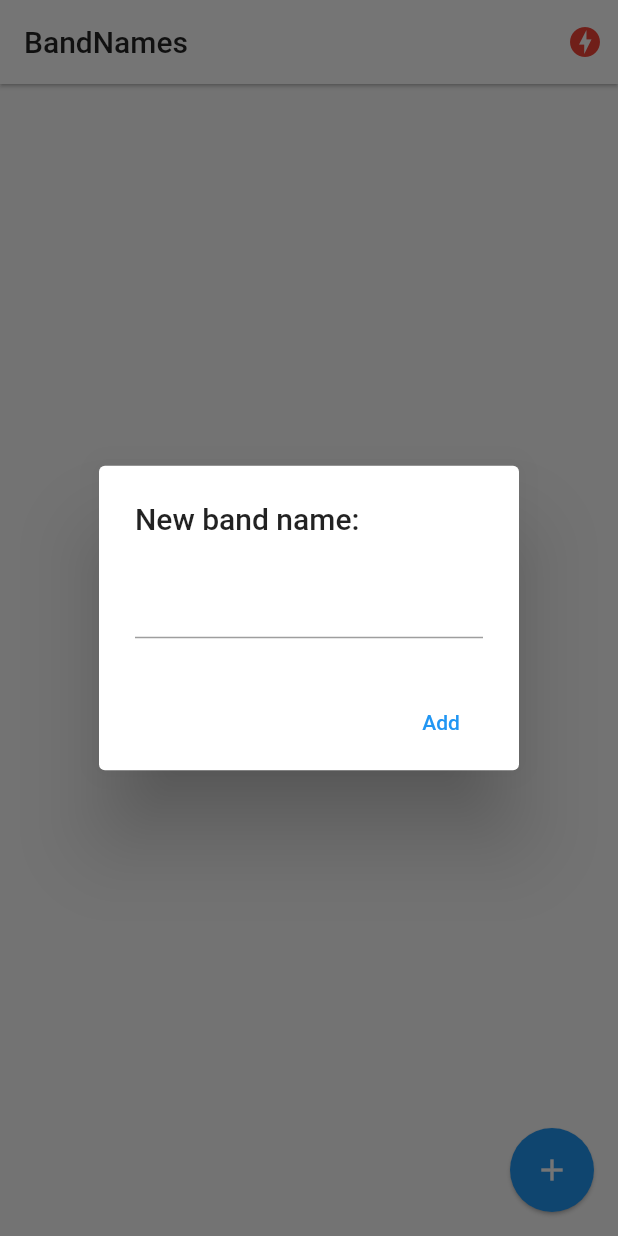
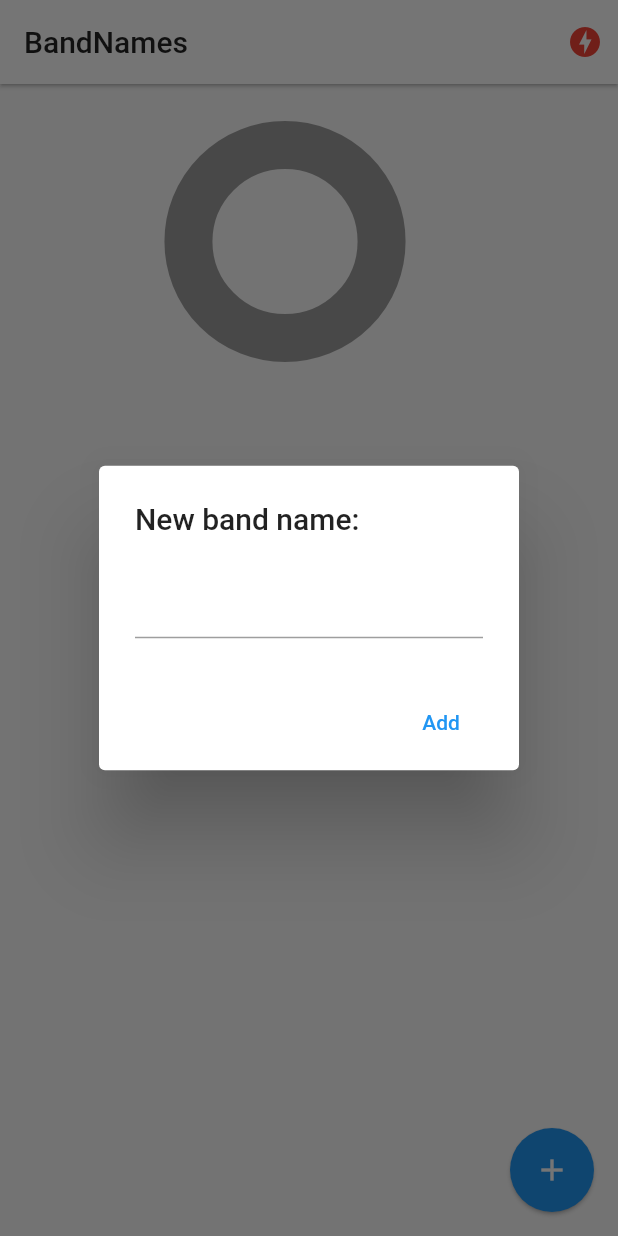
Before and after one commit to irwinet/app_flutter_band_names, a Flutter app: the screen it shows after launch, after a tap on the "add" icon, on a phone screen of 412 x 824 dp. Run offline on Flutter 3.47's test engine with Material 2 defaults, Android fonts, the phone set to English and light mode, and no system bars; drawn by our look-alikes of pie_chart; our stand-ins replace socket_io_client; network calls fail.

Commit message:
Add pie-chart

```diff
--- a/lib/pages/home.dart
+++ b/lib/pages/home.dart
@@ -4,6 +4,7 @@ import 'package:app_flutter_band_names/models/band.dart';
 import 'package:app_flutter_band_names/services/socker_service.dart';
 import 'package:flutter/cupertino.dart';
 import 'package:flutter/material.dart';
+import 'package:pie_chart/pie_chart.dart';
 import 'package:provider/provider.dart';
 
 
@@ -29,14 +30,16 @@ class _HomePageState extends State<HomePage> {
   @override
   void initState() {
     final socketService = Provider.of<SocketService>(context, listen: false);
-    socketService.socket.on('active-bands', (payload){
-      this.bands = (payload as List).map((band) => Band.fromMap(band)).toList();
-      setState(() {
-
-      });
-    });
+    socketService.socket.on('active-bands', _handleActiveBands);
 
     super.initState();
+  }
+
+  _handleActiveBands(dynamic payload) {
+    bands = (payload as List).map((band) => Band.fromMap(band)).toList();
+    setState(() {
+
+    });
   }
 
   @override
@@ -65,9 +68,17 @@ class _HomePageState extends State<HomePage> {
           )
         ],
       ),
-      body: ListView.builder(
-        itemCount: bands.length,
-        itemBuilder: (context, i) => _bandTile(bands[i]),
+      body: Column(
+        children: [
+          _showGraph(),
+
+          Expanded(
+            child: ListView.builder(
+              itemCount: bands.length,
+              itemBuilder: (context, i) => _bandTile(bands[i]),
+            ),
+          )
+        ],
       ),
       floatingActionButton: FloatingActionButton(
         elevation: 1,
@@ -84,16 +95,11 @@ class _HomePageState extends State<HomePage> {
     return Dismissible(
       key: Key(band.id),
       direction: DismissDirection.startToEnd,
-      onDismissed: (direction) {
-        print('Direction: $direction');
-        print('Id: ${band.id}');
-        // TODO Call Api
-        socketService.socket.emit('delete-band', { 'id': band.id });
-      },
+      onDismissed: ( _ ) => socketService.socket.emit('delete-band', { 'id': band.id }),
       background: Container(
-        padding: EdgeInsets.only(left: 8.0),
+        padding: const EdgeInsets.only(left: 8.0),
         color: Colors.red,
-        child: Align(
+        child: const Align(
           alignment: Alignment.centerLeft,
           child: Text('Delete Band', style: TextStyle(color: Colors.white),)
         ),
@@ -105,10 +111,7 @@ class _HomePageState extends State<HomePage> {
             ),
             title: Text(band.name),
             trailing: Text('${band.votes}', style: const TextStyle(fontSize: 20),),
-            onTap: () {
-              print(band.id);
-              socketService.socket.emit('vote-band', { 'id': band.id });
-            },
+            onTap: () => socketService.socket.emit('vote-band', { 'id': band.id }),
           ),
     );
   }
@@ -119,8 +122,7 @@ class _HomePageState extends State<HomePage> {
     if(Platform.isAndroid) {
       return showDialog(
         context: context,
-        builder: (context) {
-          return AlertDialog(
+        builder: ( _ ) => AlertDialog(
             title: const Text('New band name:'),
             content: TextField(
               controller: textController,
@@ -133,15 +135,13 @@ class _HomePageState extends State<HomePage> {
                 onPressed: () => addBandToList(textController.text)
               )
             ],
-          );
-        }
+          )
       );
     }
 
     showCupertinoDialog(
       context: context,
-      builder: (_) {
-        return CupertinoAlertDialog(
+      builder: (_) => CupertinoAlertDialog(
           title: const Text('New band name:'),
           content: CupertinoTextField(
             controller: textController,
@@ -158,14 +158,13 @@ class _HomePageState extends State<HomePage> {
               onPressed: () => Navigator.pop(context),
             )
           ],
-        );
-      },
+        )
     );
 
   }
 
   void addBandToList(String name) {
-    print(name);
+    // print(name);
 
     if(name.length > 1){
       // TODO Add
@@ -179,4 +178,53 @@ class _HomePageState extends State<HomePage> {
     Navigator.pop(context);
   }
 
+  Widget _showGraph(){
+    final Map<String, double> dataMap = {};
+    final List<Color> colorList = [
+      Colors.blueAccent,
+      Colors.pinkAccent,
+      Colors.yellowAccent,
+      Colors.greenAccent
+    ];
+
+    bands.forEach((band) {
+      dataMap[band.name] = band.votes.toDouble();
+    });
+
+    return Container(
+      padding: EdgeInsets.only(top: 10),
+      width: double.infinity,
+      height: 200,
+      child: PieChart(
+        dataMap: dataMap,
+        animationDuration: Duration(milliseconds: 800),
+        chartLegendSpacing: 32,
+        chartRadius: MediaQuery.of(context).size.width / 3.2,
+        colorList: colorList,
+        initialAngleInDegree: 0,
+        chartType: ChartType.ring,
+        ringStrokeWidth: 32,
+        // centerText: "BANDS",
+        legendOptions: LegendOptions(
+          showLegendsInRow: false,
+          legendPosition: LegendPosition.right,
+          showLegends: true,
+          legendShape: BoxShape.circle,
+          legendTextStyle: TextStyle(
+            fontWeight: FontWeight.bold,
+          ),
+        ),
+        chartValuesOptions: ChartValuesOptions(
+          showChartValueBackground: true,
+          showChartValues: true,
+          showChartValuesInPercentage: false,
+          showChartValuesOutside: false,
+          decimalPlaces: 0,
+        ),
+        // gradientList: ---To add gradient colors---
+        // emptyColorGradient: ---Empty Color gradient---
+      )
+    );
+  }
+
 }
--- a/pubspec.yaml
+++ b/pubspec.yaml
@@ -40,6 +40,7 @@ dependencies:
   #socket_io_client: ^2.0.0-beta.4-nullsafety.0
   provider: ^6.0.5
   #provider: ^6.0.2
+  pie_chart: ^5.4.0
 
 dev_dependencies:
   flutter_test:
```
Also changed, not shown: pubspec.lock.
